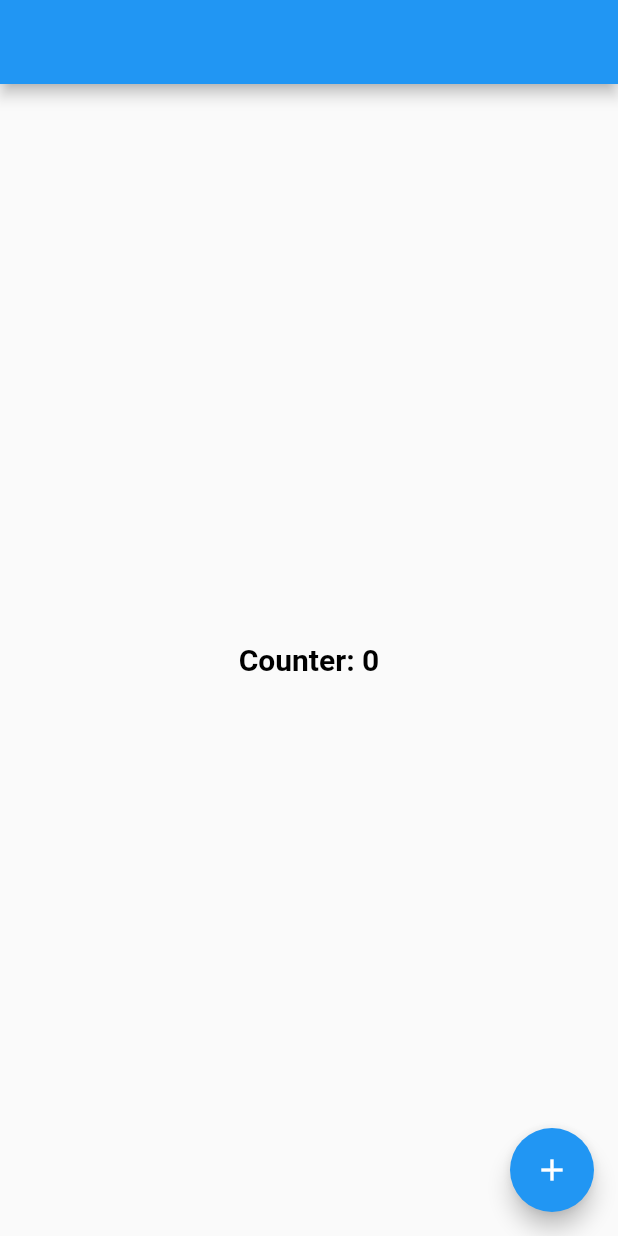
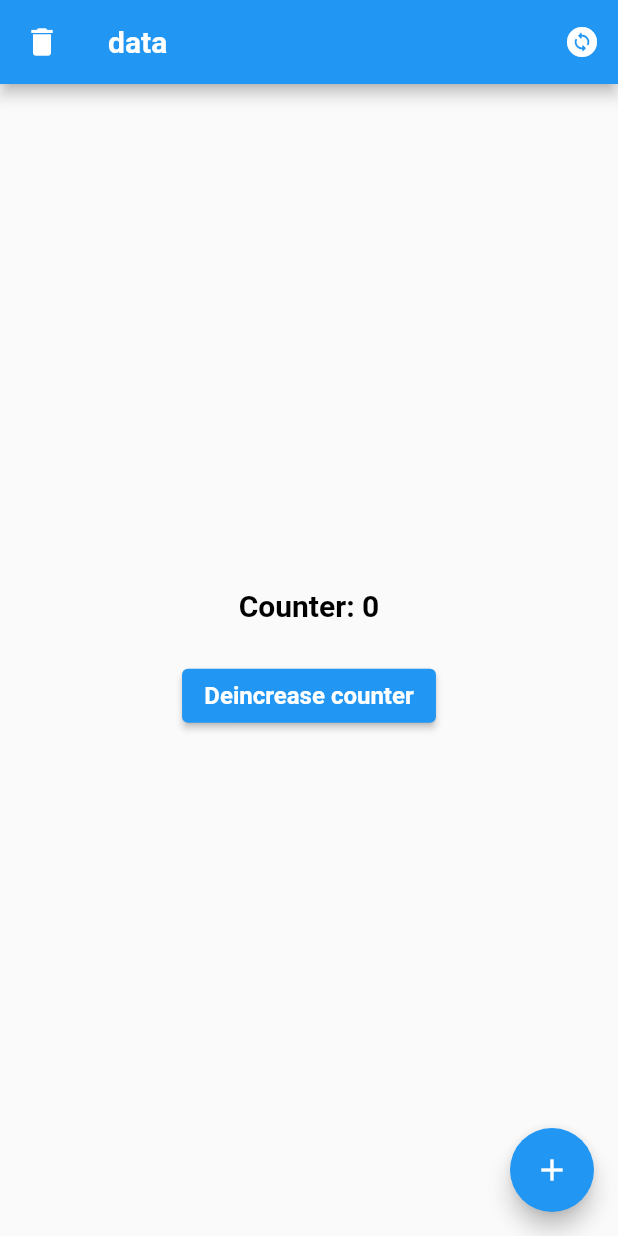
Before and after one commit to akaanuzman/getx_tutorial, a Flutter app: the screen it shows after launch, on a phone screen of 412 x 824 dp. Run offline on Flutter 3.47's test engine with Material 2 defaults, Android fonts, the phone set to English and light mode, and no system bars; our stand-ins replace get; generated files the repository leaves out were written again.

Commit message:
getx samples

```diff
--- a/lib/core/extensions/ui_extensions.dart
+++ b/lib/core/extensions/ui_extensions.dart
@@ -4,7 +4,6 @@ import 'package:flutter/material.dart';
 
 extension ContextExtension on BuildContext {
   ThemeData get theme => Theme.of(this);
-  TextTheme get textTheme => Theme.of(this).textTheme;
   bool get isDarkMode => Theme.of(this).brightness == Brightness.dark;
   MaterialColor get randomColor => Colors.primaries[Random().nextInt(17)];
   MediaQueryData get mediaQuery => MediaQuery.of(this);
--- a/lib/products/controllers/main_controller.dart
+++ b/lib/products/controllers/main_controller.dart
@@ -1,9 +1,24 @@
 import 'package:get/get.dart';
 
 class MainController extends GetxController {
+  final RxString title = "data".obs;
   final RxInt counter = 0.obs;
+
+  get changeTitle {
+    title(title + ".");
+  }
+
+  get removeLastCharFromTitle {
+    if (title.string.isNotEmpty) {
+      title(title.string.substring(0, title.string.length - 1));
+    }
+  }
 
   get increaseCounter {
     counter(counter.value + 1);
   }
+
+  get deincreaseCounter {
+    counter(counter.value - 1);
+  }
 }
--- a/lib/products/views/home_view.dart
+++ b/lib/products/views/home_view.dart
@@ -1,5 +1,6 @@
 import 'package:flutter/material.dart';
 import 'package:get/get.dart';
+import 'package:getx_tutorial/core/extensions/ui_extensions.dart';
 import 'package:getx_tutorial/products/controllers/main_controller.dart';
 
 class HomeView extends StatelessWidget {
@@ -9,24 +10,74 @@ class HomeView extends StatelessWidget {
   @override
   Widget build(BuildContext context) {
     return Scaffold(
-      appBar: AppBar(),
-      body: Center(
-        child: Obx(
-          () {
-            return Text(
-              "Counter: ${mainController.counter}",
-              style: context.textTheme.headline6,
-            );
-          },
-        ),
+      appBar: AppBar(
+        leading: _appBarLeading,
+        title: _appBarTitle,
+        actions: [_changeTitleButton],
       ),
-      floatingActionButton: FloatingActionButton(
-        onPressed: () {
-          print(mainController.counter);
-          mainController.increaseCounter;
+      body: _body(context),
+      floatingActionButton: _fabButton,
+    );
+  }
+
+  IconButton get _appBarLeading {
+    return IconButton(
+      onPressed: () => mainController.removeLastCharFromTitle,
+      icon: const Icon(Icons.delete),
+    );
+  }
+
+  Obx get _appBarTitle {
+    return Obx(() {
+      String title = mainController.title.string;
+      return Text(title);
+    });
+  }
+
+  IconButton get _changeTitleButton {
+    return IconButton(
+      onPressed: () => mainController.changeTitle,
+      icon: const Icon(Icons.change_circle_rounded),
+    );
+  }
+
+  Widget _body(BuildContext context) {
+    return Column(
+      mainAxisAlignment: context.mainAxisACenter,
+      children: [
+        _counterText(context),
+        context.emptySizedHeightBox3x,
+        _deincreaseButton
+      ],
+    );
+  }
+
+  Center _counterText(BuildContext context) {
+    return Center(
+      child: Obx(
+        () {
+          String counter = "Counter: ${mainController.counter}";
+          return Text(
+            counter,
+            style: context.textTheme.headline6,
+          );
         },
-        child: const Icon(Icons.add),
       ),
     );
   }
+
+  ElevatedButton get _deincreaseButton {
+    String label = "Deincrease counter";
+    return ElevatedButton(
+      onPressed: () => mainController.deincreaseCounter,
+      child: Text(label),
+    );
+  }
+
+  FloatingActionButton get _fabButton {
+    return FloatingActionButton(
+      onPressed: () => mainController.increaseCounter,
+      child: const Icon(Icons.add),
+    );
+  }
 }
```
